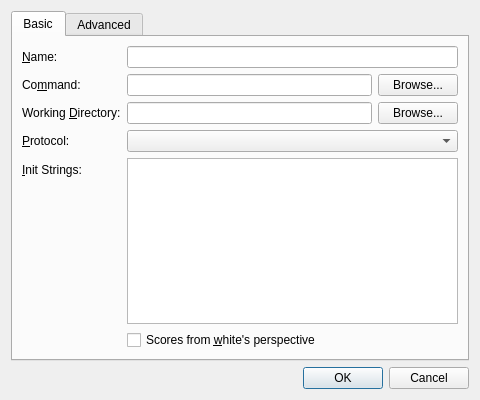
Above: projects/gui/ui/engineconfigdlg.ui from cutechess/cutechess before the change. Below: the same form after it.
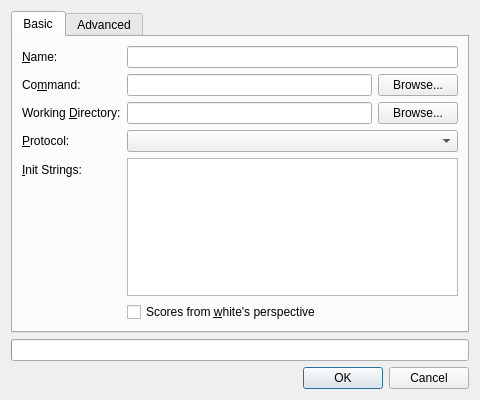
That is the form after the change.

Commit message:
Show a busy indicator when detecting options
The busy indicator mode could've been enabled directly in
the UI designer, but it's just way too annoying to watch it spin.

What changed in the file:
```diff
--- a/projects/gui/ui/engineconfigdlg.ui
+++ b/projects/gui/ui/engineconfigdlg.ui
@@ -183,6 +183,22 @@
      </widget>
     </widget>
    </item>
+   <item>
+    <widget class="QProgressBar" name="m_progressBar">
+     <property name="enabled">
+      <bool>true</bool>
+     </property>
+     <property name="maximum">
+      <number>1</number>
+     </property>
+     <property name="value">
+      <number>0</number>
+     </property>
+     <property name="textVisible">
+      <bool>false</bool>
+     </property>
+    </widget>
+   </item>
    <item>
     <widget class="QDialogButtonBox" name="m_buttonBox">
      <property name="orientation">
```
The commit also changes 1 other file.
